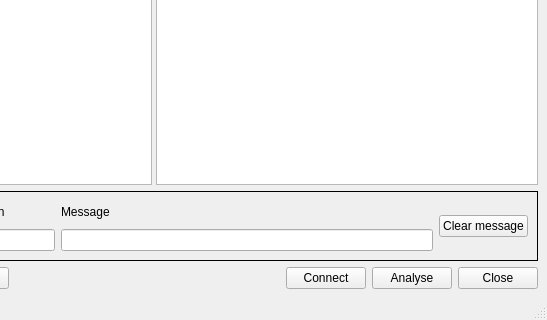
The window that mqt/MqtKSTClient/kstmainwindow.ui (Rsclub22/Minos2-Mirror) describes before a commit, drawn with Qt 5; both pictures show x 166 to 713 and y 303 to 623 of the 713 by 623 pixel window.
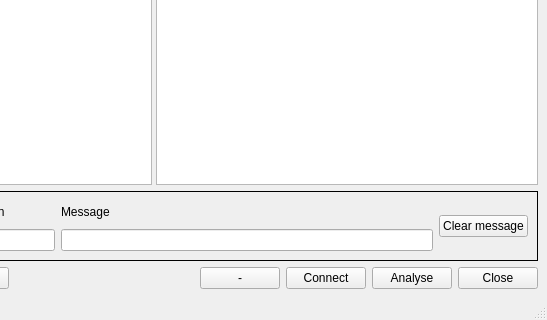
The same window after the commit. Custom widgets are drawn as their Qt base class.

Commit message: Implement away and back

What changed in the file:
```diff
--- a/mqt/MqtKSTClient/kstmainwindow.ui
+++ b/mqt/MqtKSTClient/kstmainwindow.ui
@@ -230,6 +230,13 @@
         </property>
        </spacer>
       </item>
+      <item>
+       <widget class="QPushButton" name="awayButton">
+        <property name="text">
+         <string>-</string>
+        </property>
+       </widget>
+      </item>
       <item>
        <widget class="QPushButton" name="connectButton">
         <property name="text">
```
The commit also changes 2 other files.
